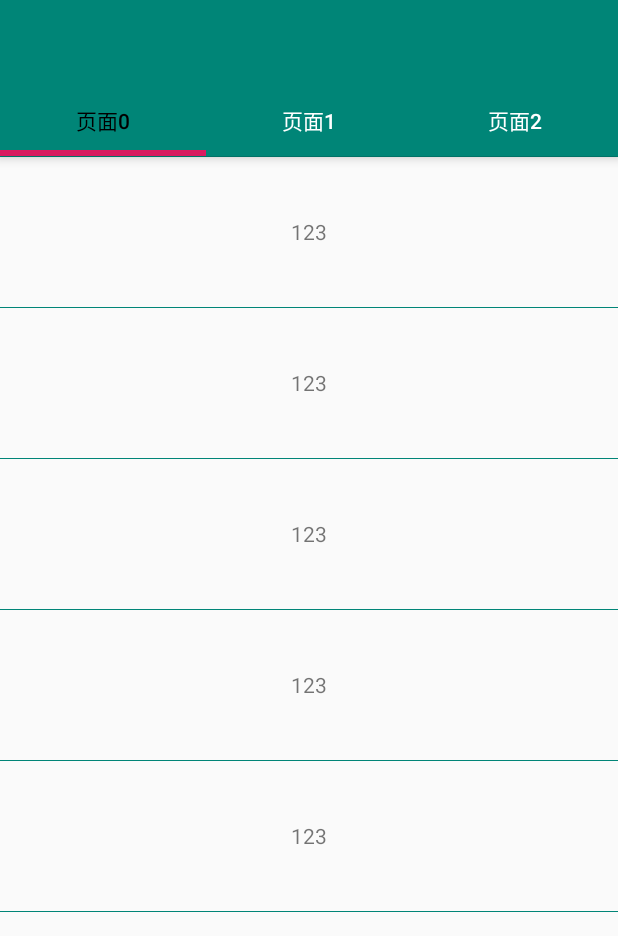
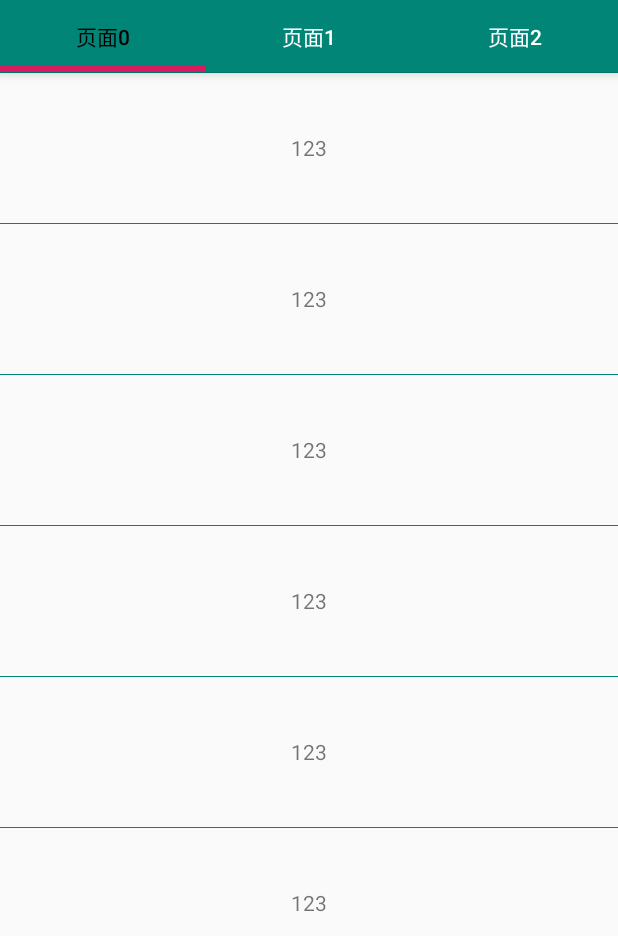
Before and after one commit to Xugter/CooridnatorLayoutStudy, an Android app: the BaseActivity1 screen opened directly, with no data from a screen before it, on a phone screen of 412 x 824 dp, the part 300-1236 px from its top. Run offline under Robolectric (Android 15) with nearby library versions, the phone set to English and light mode, and no system bars.

Commit message:
基础使用方法

```diff
--- a/app/src/main/res/layout/activity_base1.xml
+++ b/app/src/main/res/layout/activity_base1.xml
@@ -19,13 +19,13 @@
             android:src="@mipmap/ic_launcher"
             app:layout_scrollFlags="scroll|enterAlways" />
 
-        <android.support.v7.widget.Toolbar
-            android:id="@+id/toolbar"
-            android:layout_width="match_parent"
-            android:layout_height="?attr/actionBarSize"
-            android:background="?attr/colorPrimary"
-            app:layout_scrollFlags="scroll|snap"
-            app:popupTheme="@style/ThemeOverlay.AppCompat.Light" />
+        <!--<android.support.v7.widget.Toolbar-->
+            <!--android:id="@+id/toolbar"-->
+            <!--android:layout_width="match_parent"-->
+            <!--android:layout_height="?attr/actionBarSize"-->
+            <!--android:background="?attr/colorPrimary"-->
+            <!--app:layout_scrollFlags="scroll|snap"-->
+            <!--app:popupTheme="@style/ThemeOverlay.AppCompat.Light" />-->
 
         <android.support.design.widget.TabLayout
             android:id="@+id/tabs"
```
